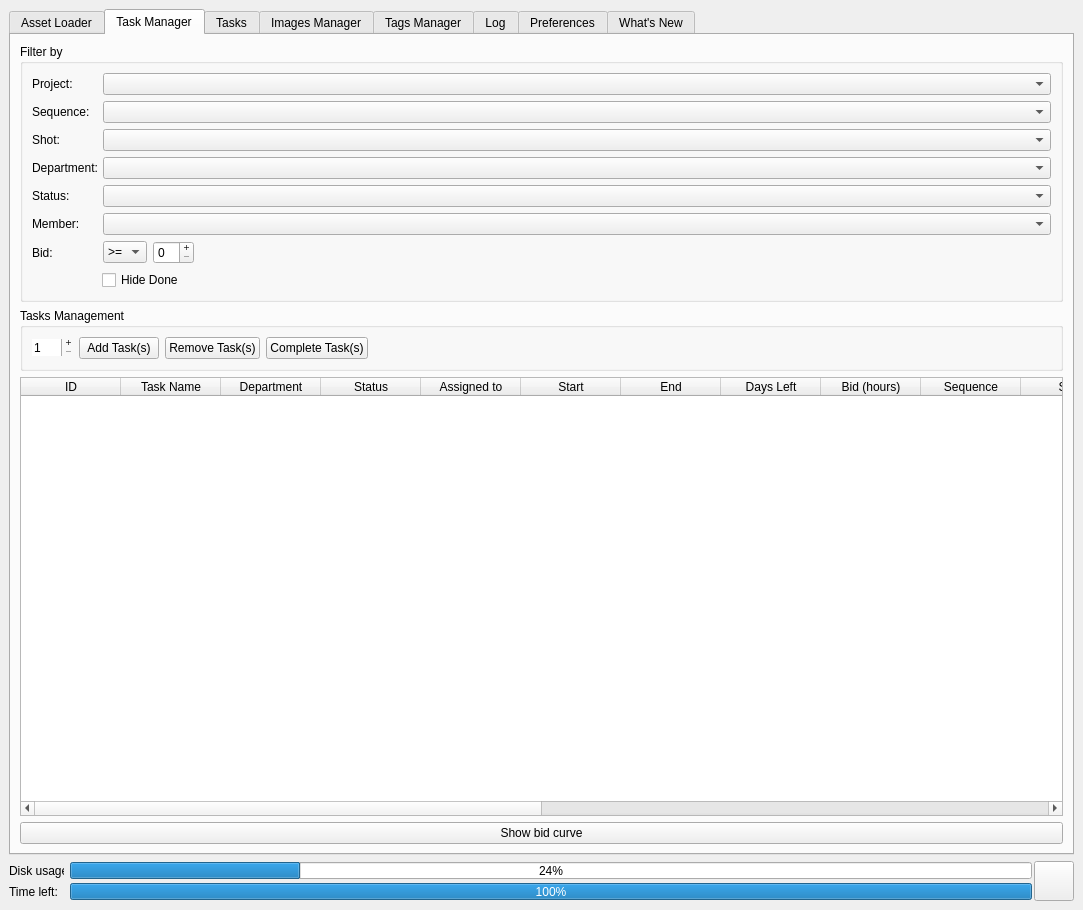
First picture: the form in media/main_window.ui, repository all-in-one-of/project_manager, before the edit.
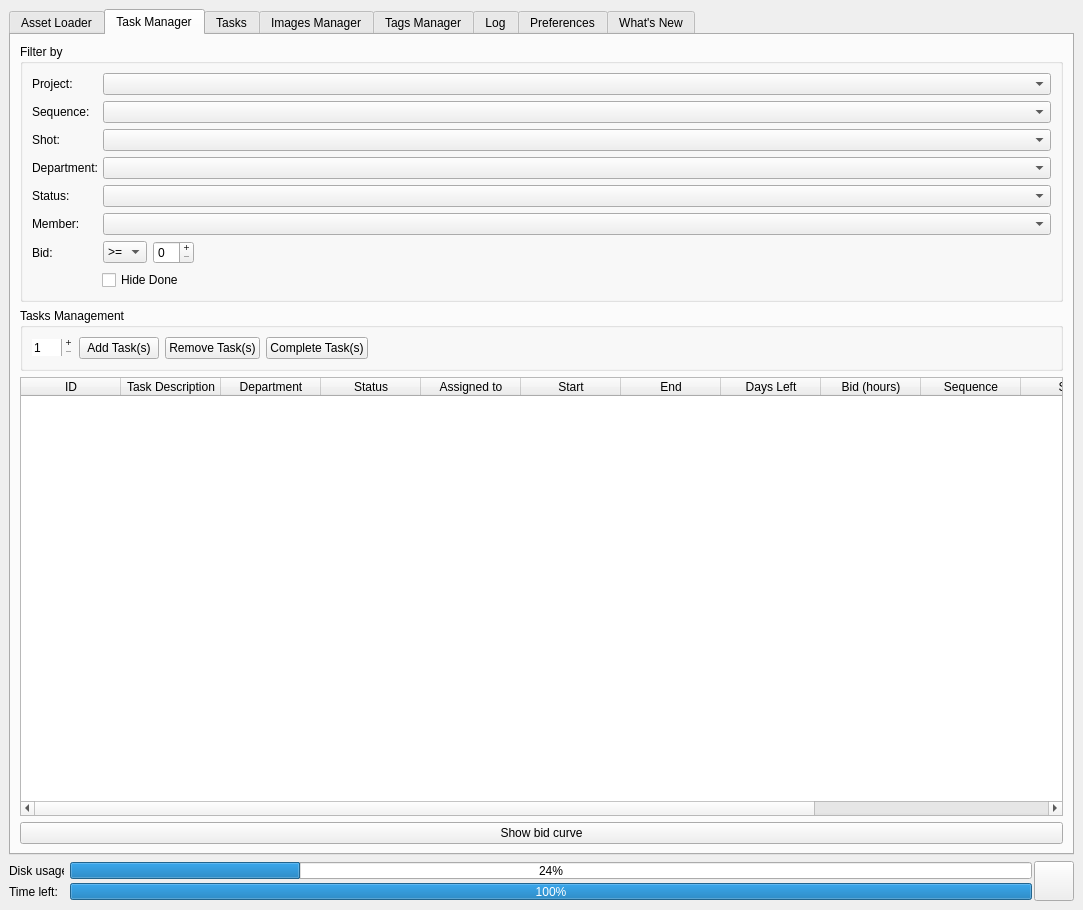
Second picture: the form after the edit. The open tabs and pages were chosen to show the change.

Commit message: Fix imports so that all modules are now imported from Main app only. Change task manager so that it works with task class object.

Patch:
```diff
--- a/media/main_window.ui
+++ b/media/main_window.ui
@@ -1583,7 +1583,7 @@
                 <number>100</number>
                </attribute>
                <attribute name="horizontalHeaderStretchLastSection">
-                <bool>true</bool>
+                <bool>false</bool>
                </attribute>
                <attribute name="verticalHeaderVisible">
                 <bool>false</bool>
@@ -1598,7 +1598,7 @@
                </column>
                <column>
                 <property name="text">
-                 <string>Task Name</string>
+                 <string>Task Description</string>
                 </property>
                </column>
                <column>
@@ -1651,6 +1651,11 @@
                  <string>Asset</string>
                 </property>
                </column>
+               <column>
+                <property name="text">
+                 <string>Confirm</string>
+                </property>
+               </column>
               </widget>
              </item>
             </layout>
```
Left out of the diff: 2 changed lines with no effect on the pictures. The commit also changes 9 other files.
